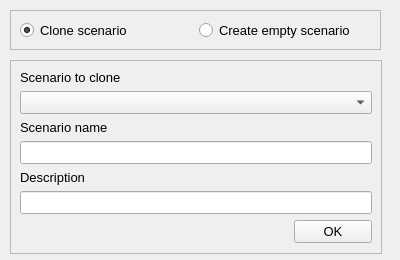
Qt form qaequilibrae/modules/project_procedures/forms/ui_scenarios.ui (AequilibraE/qaequilibrae) before a commit.
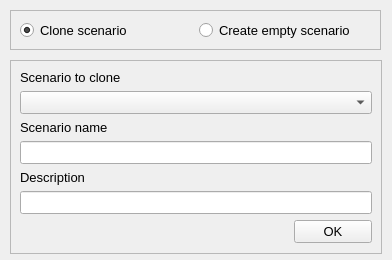
The same form after that commit.

Diff of the .ui file:
```diff
--- a/qaequilibrae/modules/project_procedures/forms/ui_scenarios.ui
+++ b/qaequilibrae/modules/project_procedures/forms/ui_scenarios.ui
@@ -6,7 +6,7 @@
    <rect>
     <x>0</x>
     <y>0</y>
-    <width>400</width>
+    <width>392</width>
     <height>260</height>
    </rect>
   </property>
```
